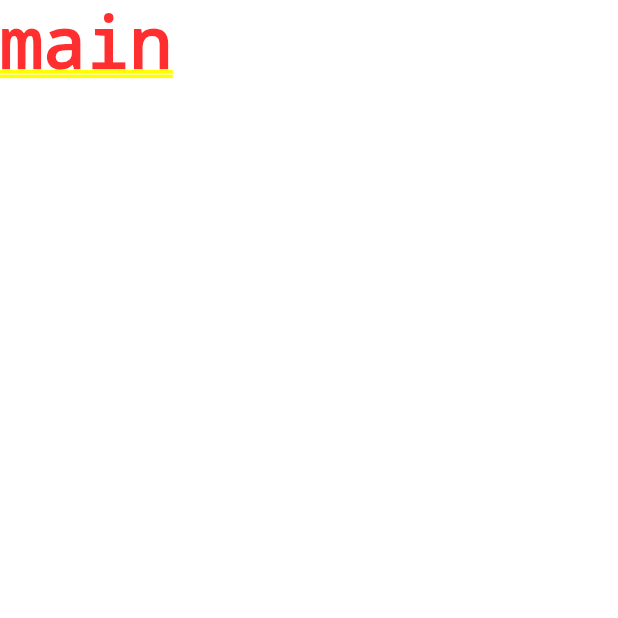
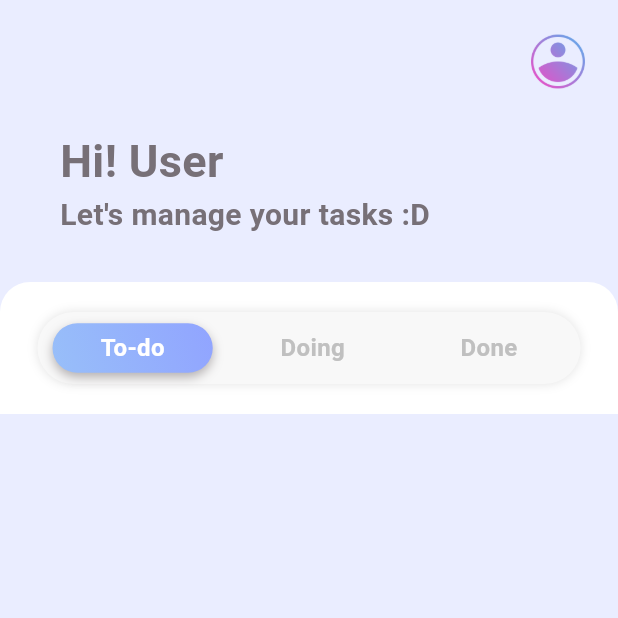
Before and after one commit to Wanwwaan/task_management_app, a Flutter app: the screen it shows after launch, on a phone screen of 412 x 824 dp, the top half of it. Run offline on Flutter 3.47's test engine with Material 3 defaults, Android fonts, the phone set to English and light mode, and no system bars; our stand-ins replace get, google_fonts; Roboto replaces fonts that are missing (Kanit).

Commit message:
Update main screen by adding header section and task tab

```diff
--- /dev/null
+++ b/lib/constants/app_colors.dart
@@ -0,0 +1,16 @@
+import 'package:flutter/material.dart';
+
+class AppColors {
+  static const Color primary = Color(0xFFEAEDFF);
+  static const Color white = Color(0xFFFFFFFF);
+  static const Color whiteSmoke = Color(0xFFF8F8F8);
+  static const Color titaniumWhite = Color(0xFFE2E2E2);
+  static const Color silver = Color(0xFFC0C0C0);
+  static const Color gray = Color(0xFF747071);
+  static const Color eclipse = Color(0xFF3D3839);
+  static const Color coolGray = Color(0xFFB3AFB0);
+  static const Color cement = Color(0xFF777077);
+  static const Color gradientLeft = Color(0xFF98BFF9);
+  static const Color gradientMiddle = Color(0xFF98BFF9);
+  static const Color gradientRight = Color(0xFF91A4FF);
+}
--- /dev/null
+++ b/lib/constants/image_path.dart
@@ -0,0 +1,5 @@
+const String rootPath = "assets/images";
+
+class ImagePath {
+  static const String user = "$rootPath/user.png";
+}
--- /dev/null
+++ b/lib/constants/tab_key.dart
@@ -0,0 +1,6 @@
+class TabKey {
+  static const todo = 'To-do';
+  static const doing = 'Doing';
+  static const done = 'Done';
+  static const allTab = [todo, doing, done];
+}
--- a/lib/main.dart
+++ b/lib/main.dart
@@ -21,7 +21,7 @@ void app() {
   runApp(GetMaterialApp(
     debugShowCheckedModeBanner: false,
     themeMode: ThemeMode.light,
-    theme: ThemeData(textTheme: GoogleFonts.merriweatherTextTheme()),
+    theme: ThemeData(textTheme: GoogleFonts.kanitTextTheme()),
     defaultTransition: Transition.fade,
     initialRoute: AppRoutes.main,
     getPages: AppPages.getPages,
--- a/lib/screen/main/views/main_screen.dart
+++ b/lib/screen/main/views/main_screen.dart
@@ -1,4 +1,11 @@
 import 'package:flutter/material.dart';
+import 'package:get/get.dart';
+import 'package:task_management_app/constants/app_colors.dart';
+import 'package:task_management_app/constants/tab_key.dart';
+import 'package:task_management_app/screen/main/views/widgets/task_tab.dart';
+import 'package:task_management_app/screen/main/views/widgets/welcome_text.dart';
+
+import 'widgets/user_avatar.dart';
 
 class MainScreen extends StatefulWidget {
   const MainScreen({super.key});
@@ -8,11 +15,100 @@ class MainScreen extends StatefulWidget {
 }
 
 class _MainScreenState extends State<MainScreen> {
+  var tabKey = 'To-do';
+
+  void _onTabTask(String txt) {
+    setState(() {
+      tabKey = txt;
+    });
+  }
+
   @override
   Widget build(BuildContext context) {
-    return  Container(
-      color: Colors.white,
-      child: const Text('main'),
+    return Scaffold(
+      backgroundColor: AppColors.primary,
+      body: SafeArea(
+        child: Container(
+          width: double.infinity,
+          color: AppColors.primary,
+          padding: const EdgeInsets.only(top: 16),
+          child: Column(
+            crossAxisAlignment: CrossAxisAlignment.start,
+            children: [
+              const Padding(
+                padding: EdgeInsets.only(left: 15, right: 15),
+                child: UserAvatar(),
+              ),
+              const SizedBox(
+                height: 20,
+              ),
+              const Padding(
+                padding: EdgeInsets.symmetric(horizontal: 40),
+                child: WelcomeText(),
+              ),
+              const SizedBox(
+                height: 30,
+              ),
+              Container(
+                decoration: const BoxDecoration(
+                    color: AppColors.white,
+                    borderRadius: BorderRadius.only(
+                      topLeft: Radius.circular(20),
+                      topRight: Radius.circular(20),
+                    )),
+                child: Column(
+                  children: [
+                    Container(
+                      margin: const EdgeInsets.symmetric(
+                        vertical: 20,
+                        horizontal: 25,
+                      ),
+                      height: 48,
+                      decoration: const BoxDecoration(
+                        color: AppColors.whiteSmoke,
+                        borderRadius: BorderRadius.all(
+                          Radius.circular(30),
+                        ),
+                        boxShadow: [
+                          BoxShadow(
+                            color: AppColors.titaniumWhite, //New
+                            blurRadius: 5,
+                            spreadRadius: 0,
+                          )
+                        ],
+                      ),
+                      child: Padding(
+                        padding: const EdgeInsets.symmetric(horizontal: 10),
+                        child: Row(
+                          mainAxisAlignment: MainAxisAlignment.spaceBetween,
+                          crossAxisAlignment: CrossAxisAlignment.center,
+                          children: [
+                            TaskTab(
+                              tabKey: tabKey,
+                              tabName: TabKey.todo,
+                              onTab: () => _onTabTask(TabKey.todo),
+                            ),
+                            TaskTab(
+                              tabKey: tabKey,
+                              tabName: TabKey.doing,
+                              onTab: () => _onTabTask(TabKey.doing),
+                            ),
+                            TaskTab(
+                              tabKey: tabKey,
+                              tabName: TabKey.done,
+                              onTab: () => _onTabTask(TabKey.done),
+                            ),
+                          ],
+                        ),
+                      ),
+                    ),
+                  ],
+                ),
+              ),
+            ],
+          ),
+        ),
+      ),
     );
   }
 }
--- /dev/null
+++ b/lib/screen/main/views/widgets/task_tab.dart
@@ -0,0 +1,65 @@
+import 'package:flutter/material.dart';
+
+import '../../../../constants/app_colors.dart';
+
+class TaskTab extends StatelessWidget {
+  final String tabKey;
+  final String tabName;
+  final Function() onTab;
+
+  const TaskTab({
+    super.key,
+    required this.tabKey,
+    required this.tabName,
+    required this.onTab,
+  });
+
+  @override
+  Widget build(BuildContext context) {
+    var isTab =  tabKey == tabName;
+
+    return Container(
+      padding: const EdgeInsets.symmetric(
+        horizontal: 32,
+        vertical: 5,
+      ),
+      decoration: BoxDecoration(
+        color: AppColors.whiteSmoke,
+        borderRadius: const BorderRadius.all(
+          Radius.circular(30),
+        ),
+        boxShadow: isTab
+            ? [
+                const BoxShadow(
+                  color: AppColors.coolGray, //New
+                  blurRadius: 5,
+                  offset: Offset(0, 3),
+                )
+              ]
+            : [],
+        gradient: isTab
+            ? const LinearGradient(
+                begin: Alignment.topRight,
+                end: Alignment.bottomLeft,
+                colors: [
+                  AppColors.gradientRight,
+                  AppColors.gradientLeft,
+                ],
+              )
+            : null,
+      ),
+      child: GestureDetector(
+        onTap: onTab,
+        child: Text(
+          tabName,
+          style: TextStyle(
+            fontSize: 16,
+            fontWeight: FontWeight.w700,
+            color: isTab ? AppColors.white : AppColors.silver,
+            // color: AppColors.silver, //inactive
+          ),
+        ),
+      ),
+    );
+  }
+}
--- /dev/null
+++ b/lib/screen/main/views/widgets/user_avatar.dart
@@ -0,0 +1,19 @@
+import 'package:flutter/material.dart';
+
+import '../../../../constants/image_path.dart';
+
+class UserAvatar extends StatelessWidget {
+  const UserAvatar({super.key});
+
+  @override
+  Widget build(BuildContext context) {
+    return Container(
+      alignment: Alignment.topRight,
+      child: Image.asset(
+        ImagePath.user,
+        width: 50,
+        height: 50,
+      ),
+    );
+  }
+}
--- /dev/null
+++ b/lib/screen/main/views/widgets/welcome_text.dart
@@ -0,0 +1,31 @@
+import 'package:flutter/material.dart';
+import 'package:task_management_app/constants/app_colors.dart';
+
+class WelcomeText extends StatelessWidget {
+  const WelcomeText({super.key});
+
+  @override
+  Widget build(BuildContext context) {
+    return const Column(
+      crossAxisAlignment: CrossAxisAlignment.start,
+      children: [
+        Text(
+          "Hi! User",
+          style: TextStyle(
+            fontSize: 30,
+            fontWeight: FontWeight.bold,
+            color: AppColors.cement,
+          ),
+        ),
+        Text(
+          "Let's manage your tasks :D ",
+          style: TextStyle(
+            fontSize: 20,
+            fontWeight: FontWeight.w600,
+            color: AppColors.cement,
+          ),
+        ),
+      ],
+    );
+  }
+}
--- a/pubspec.yaml
+++ b/pubspec.yaml
@@ -61,9 +61,8 @@ flutter:
   uses-material-design: true
 
   # To add assets to your application, add an assets section, like this:
-  # assets:
-  #   - images/a_dot_burr.jpeg
-  #   - images/a_dot_ham.jpeg
+  assets:
+    - assets/images/
 
   # An image asset can refer to one or more resolution-specific "variants", see
   # https://flutter.dev/assets-and-images/#resolution-aware
```
Also changed, not shown: assets/images/user.png (added).
